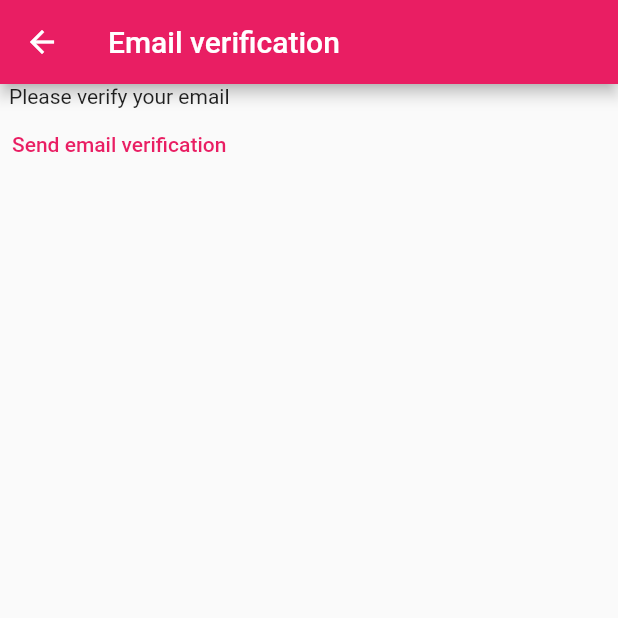
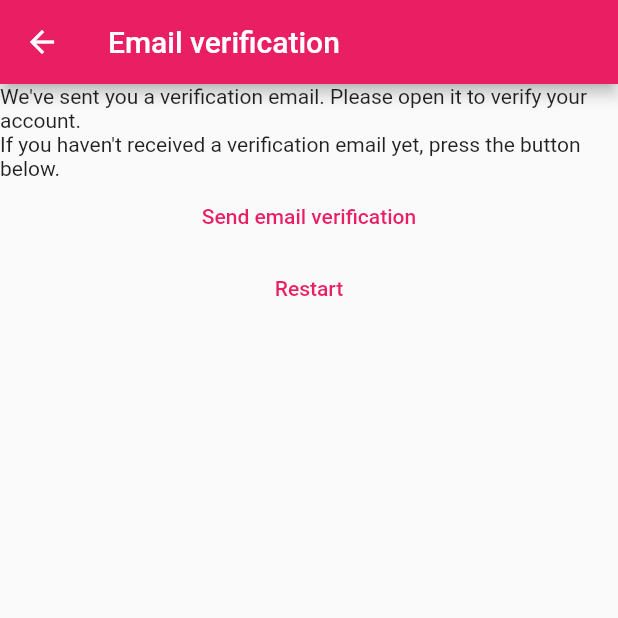
Before and after one commit to Axeloooo/Notes-App, a Flutter app: the VerifyEmailView screen opened directly, on a phone screen of 412 x 824 dp, the top half of it. Run offline on Flutter 3.47's test engine with Material 2 defaults, Android fonts, the phone set to English and light mode, and no system bars; our stand-ins replace firebase_auth, firebase_core; accounts and stored records are empty; network calls fail.

```diff
--- a/lib/constants/routes.dart
+++ b/lib/constants/routes.dart
@@ -1,3 +1,4 @@
 const loginRoute = '/login';
 const registerRoute = '/register';
 const mainRoute = '/main';
+const verifyEmailRoute = '/verify-email';
--- a/lib/views/verify_email_view.dart
+++ b/lib/views/verify_email_view.dart
@@ -18,7 +18,8 @@ class _VerifyEmailViewState extends State<VerifyEmailView> {
       ),
       body: Column(
           children: [
-            const Text('Please verify your email'),
+            const Text("We've sent you a verification email. Please open it to verify your account."),
+            const Text("If you haven't received a verification email yet, press the button below."),
             TextButton(
               onPressed: () async {
                 final user = FirebaseAuth.instance.currentUser;
@@ -26,6 +27,12 @@ class _VerifyEmailViewState extends State<VerifyEmailView> {
               },
               child: const Text('Send email verification')
             ),
+            TextButton(
+              onPressed: () async {
+                await FirebaseAuth.instance.signOut();
+              },
+              child: const Text('Restart')
+            ),
           ],
       ),
     );
```
Also changed, not shown: lib/views/register_view.dart (+12 -8 lines).
